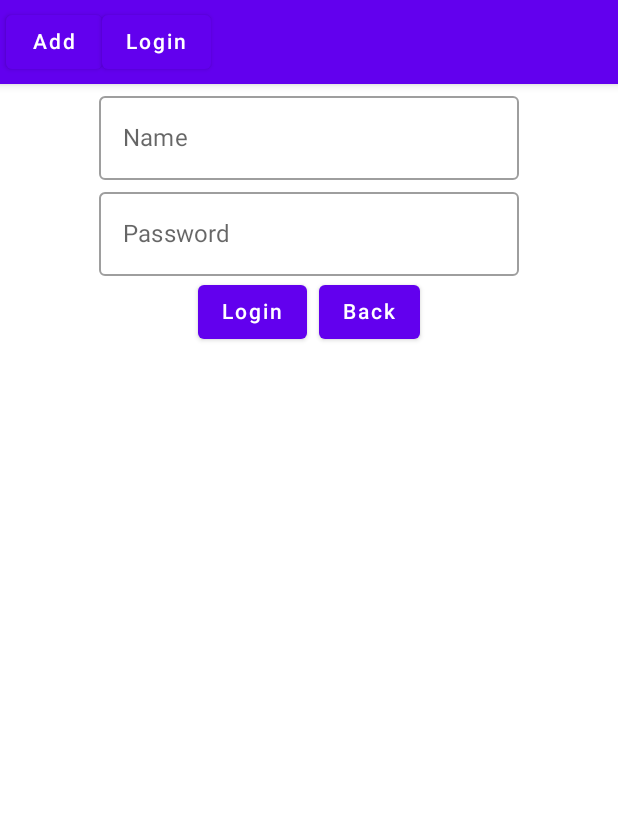
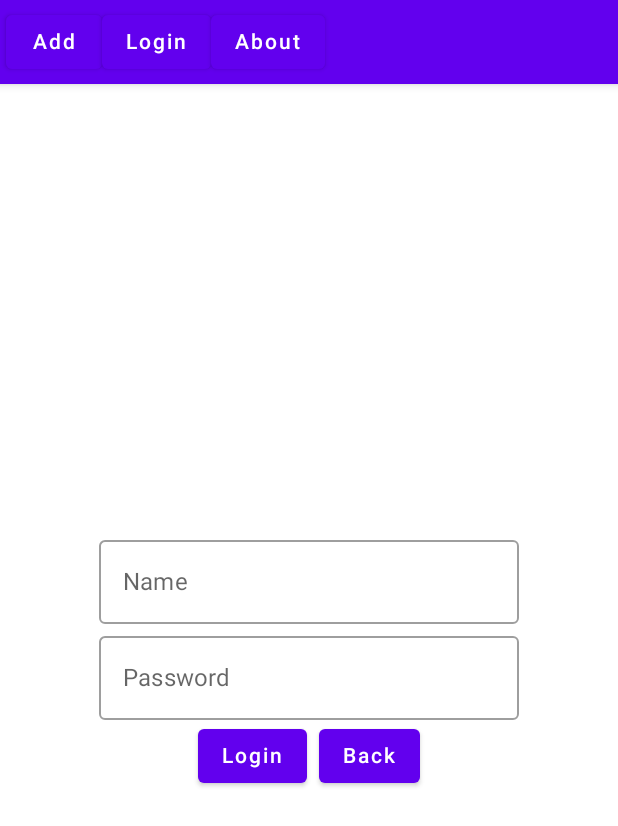
Before and after one commit to RaquelIsensee/travelApp, an Android app built with Jetpack Compose: the screen it shows after launch (MainActivity), on a phone screen of 412 x 824 dp. Shown: the top 826 px of the screen. Run offline under Robolectric (Android 15) with nearby library versions, the phone set to English and light mode, and no system bars; our stand-ins replace Room's generated code.

Commit message:
added about

```diff
--- a/app/src/main/java/com/example/aularoomdatabase2023/MainActivity.kt
+++ b/app/src/main/java/com/example/aularoomdatabase2023/MainActivity.kt
@@ -16,6 +16,7 @@ import androidx.navigation.compose.NavHost
 import androidx.navigation.compose.composable
 import androidx.navigation.compose.rememberNavController
 import androidx.navigation.navArgument
+import com.example.aularoomdatabase2023.screen.AboutScreen
 import com.example.aularoomdatabase2023.screen.ExpenseListScreen
 import com.example.aularoomdatabase2023.screen.FormScreen
 import com.example.aularoomdatabase2023.screen.ListScreen
@@ -58,6 +59,9 @@ fun MyApp() {
                 Button(onClick = { navController.navigate("login") }) {
                     Text(text = "Login")
                 }
+                Button(onClick = { navController.navigate("about") }) {
+                    Text(text = "About")
+                }
             }
         }
     ) {
@@ -80,6 +84,9 @@ fun MyApp() {
                             }
                         }
                     )
+                }
+                composable("about") {
+                    AboutScreen()
                 }
 
                 composable(
--- a/app/src/main/java/com/example/aularoomdatabase2023/screen/LoginScreen.kt
+++ b/app/src/main/java/com/example/aularoomdatabase2023/screen/LoginScreen.kt
@@ -43,7 +43,7 @@ fun LoginScreen(onAfterLogin: (Int) -> Unit, onBack:() -> Unit) {
     Scaffold(scaffoldState = scaffoldState ) {
         Column(
             modifier = Modifier.fillMaxSize().padding(paddingValues = it),
-            //verticalArrangement = Arrangement.Center,
+            verticalArrangement = Arrangement.Center,
             horizontalAlignment = Alignment.CenterHorizontally
 
         ) {
```
Also changed, not shown: app/src/main/java/com/example/aularoomdatabase2023/screen/ExpenseListScreen.kt (+10 -2 lines).
